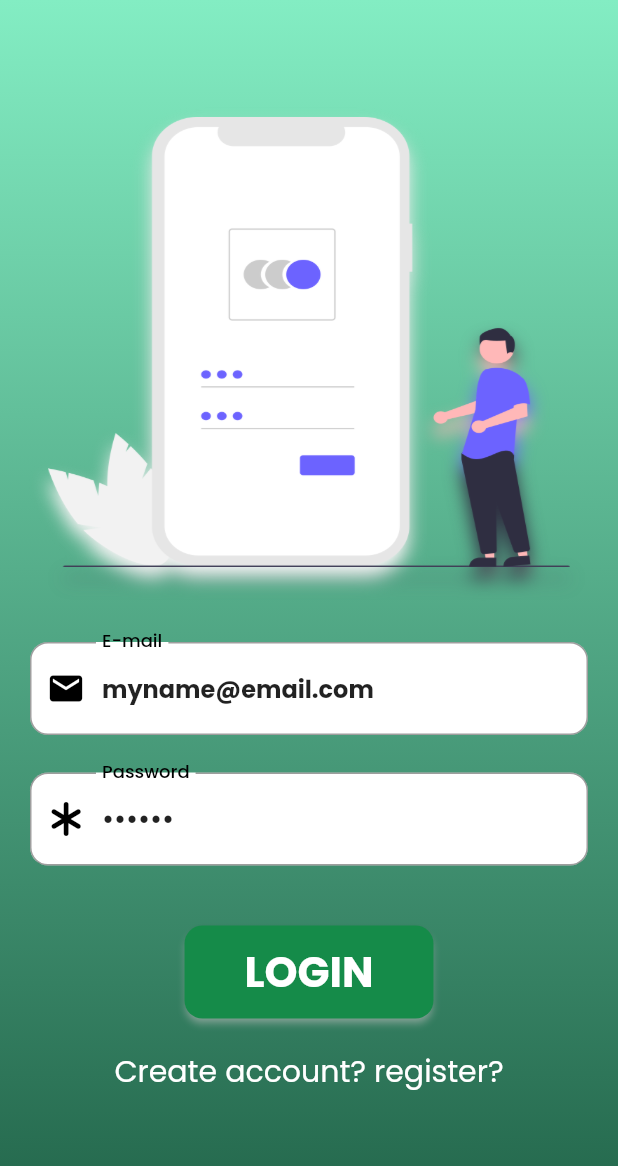
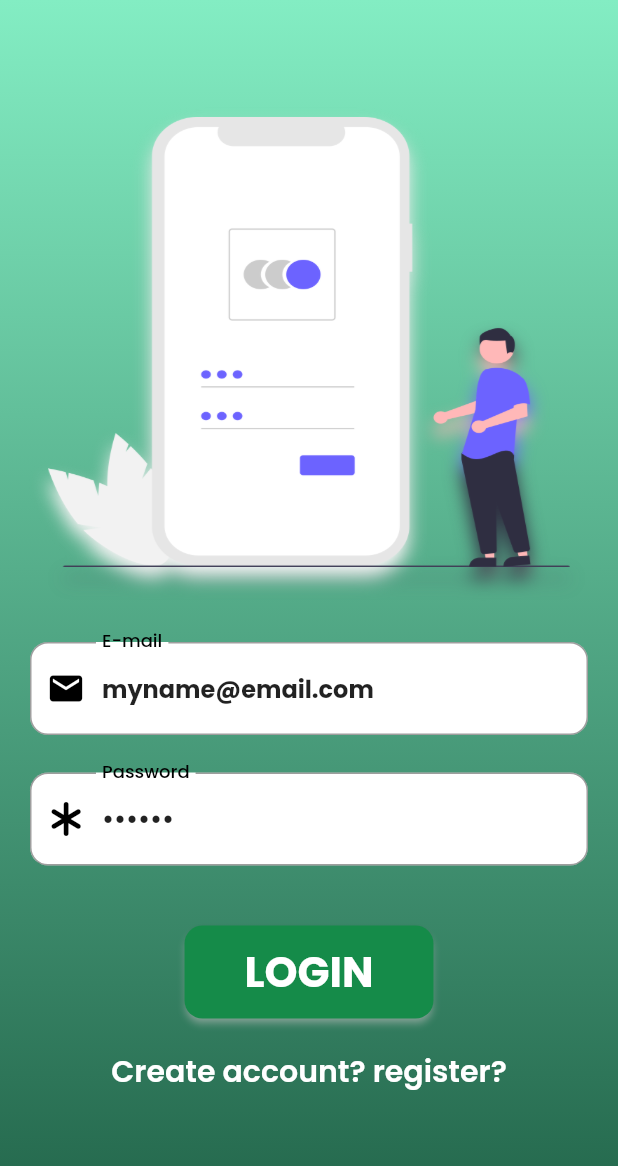
Before and after one commit to Ronnildo/shopList, a Flutter app: the screen it shows after launch, after a tap on "LOGIN", on a phone screen of 412 x 824 dp. Shown: the top 1166 px of the screen. Run offline on Flutter 3.47's test engine with Material 2 defaults, Android fonts, the phone set to English and light mode, and no system bars; drawn by our look-alikes of drop_shadow; our stand-ins replace device_info, dio, font_awesome_flutter, responsive_builder; missing offline and left inert: splash_screen_view; network calls fail.

Commit message:
Adding style to screens

```diff
--- a/lib/app/core/theme_app.dart
+++ b/lib/app/core/theme_app.dart
@@ -18,33 +18,46 @@ class TemaApp {
   );
 
   static const TextTheme _temaTexto = TextTheme(
+    headline1: TextStyle(
+      // Estilo para Título Fora AppBar
+      fontSize: 60,
+      fontWeight: FontWeight.w700,
+      color: Colors.black,
+      fontFamily: "Poppins",
+    ),
     headline2: TextStyle(
-      fontSize: 60,
-      fontWeight: FontWeight.w900,
+      // Estilo de Título dentro da AppBar
+      fontSize: 40,
+      fontWeight: FontWeight.w700,
       color: Colors.black,
       fontFamily: "Poppins",
     ),
     headline3: TextStyle(
+      // Estilo Ppara título do Card
       fontSize: 40,
-      fontWeight: FontWeight.w800,
+      fontWeight: FontWeight.w700,
       fontFamily: "Poppins",
       color: Color(0xFFA6BAB2),
     ),
     headline4: TextStyle(
+      // Estilo para o subtitilo
       fontSize: 34,
       fontWeight: FontWeight.w700,
       fontFamily: "Poppins",
       color: Colors.black,
     ),
     headline5: TextStyle(
+      // Estilo para categoria do card na main
       fontSize: 28,
       fontWeight: FontWeight.w600,
       fontFamily: "Poppins",
       color: Color(0xFFA6BAB2),
     ),
     headline6: TextStyle(
+      // Estilo para link texto
       fontSize: 20,
-      fontWeight: FontWeight.w500,
+      color: Colors.white,
+      fontWeight: FontWeight.w600,
     ),
     bodyText1: TextStyle(
       fontSize: 40,
@@ -53,6 +66,7 @@ class TemaApp {
       fontFamily: "Poppins",
     ),
     subtitle2: TextStyle(
+      // Estilo de título do popUp
       fontSize: 40,
       fontWeight: FontWeight.w700,
       fontFamily: "Poppins",
@@ -64,15 +78,18 @@ class TemaApp {
       fontFamily: "Poppins",
     ),
     button: TextStyle(
+      // Estilo texto do botão
       fontSize: 28,
       fontWeight: FontWeight.w700,
       color: Colors.white,
       fontFamily: "Poppins",
     ),
     overline: TextStyle(
-      fontSize: 10,
+      // Estilo do texto
+      fontSize: 20,
       fontWeight: FontWeight.w200,
       fontFamily: "Poppins",
+      color: Colors.white,
     ),
   );
 
--- a/lib/app/interface/home_screen/home_screen.dart
+++ b/lib/app/interface/home_screen/home_screen.dart
@@ -52,7 +52,7 @@ class _HomeScreenState extends State<HomeScreen> {
                 children: [
                   Text(
                     'ShopList',
-                    style: Theme.of(context).textTheme.headline2,
+                    style: Theme.of(context).textTheme.headline1,
                   ),
                   const Icon(
                     Icons.calendar_month,
@@ -63,7 +63,7 @@ class _HomeScreenState extends State<HomeScreen> {
               ),
               Text(
                 'Your personal shopping organizer',
-                style: Theme.of(context).textTheme.subtitle1,
+                style: Theme.of(context).textTheme.headline4,
               ),
               const DropShadow(
                 blurRadius: 5,
--- a/lib/app/interface/login_screen/login_screen.dart
+++ b/lib/app/interface/login_screen/login_screen.dart
@@ -99,12 +99,9 @@ class _LoginScreeenState extends State<LoginScreen> {
                   padding: const EdgeInsets.only(top: 20.0),
                   child: GestureDetector(
                     onTap: _register,
-                    child: const Text(
+                    child: Text(
                       "Create account? register?",
-                      style: TextStyle(
-                        color: Colors.white,
-                        fontSize: 20,
-                      ),
+                      style: Theme.of(context).textTheme.headline6,
                     ),
                   ),
                 )
--- a/lib/app/interface/main_screen/main_screen.dart
+++ b/lib/app/interface/main_screen/main_screen.dart
@@ -137,7 +137,7 @@ class _MainScreenLandspaceState extends State<MainScreenLandspace> {
       appBar: AppBar(
         title: Text(
           'Listas De Compra',
-          style: Theme.of(context).textTheme.headline1,
+          style: Theme.of(context).textTheme.headline2,
         ),
         leading: Icon(Icons.abc),
         backgroundColor: const Color(0xFF4A9777),
--- a/lib/app/interface/main_screen/popup_list.dart
+++ b/lib/app/interface/main_screen/popup_list.dart
@@ -105,6 +105,9 @@ class _PopUpInsertListState extends State<PopUpInsertList> {
               keyboardType: TextInputType.text,
               decoration: const InputDecoration(
                 labelText: 'Mês',
+                labelStyle: TextStyle(
+                  fontSize: 20,
+                ),
                 border: OutlineInputBorder(),
                 fillColor: Color(0xFFA6BAB2),
                 focusColor: Color(0xFF44AA99),
--- a/lib/app/interface/register_screen/register_screen.dart
+++ b/lib/app/interface/register_screen/register_screen.dart
@@ -121,12 +121,9 @@ class _RegiterScreenState extends State<RegisterScreen> {
                       ),
                       GestureDetector(
                         onTap: _register,
-                        child: const Text(
+                        child: Text(
                           "login?",
-                          style: TextStyle(
-                            color: Colors.white,
-                            fontSize: 20,
-                          ),
+                          style: Theme.of(context).textTheme.headline6,
                         ),
                       ),
                     ],
--- a/lib/main.dart
+++ b/lib/main.dart
@@ -1,6 +1,7 @@
 import 'package:flutter/material.dart';
 
 import 'package:shoplist/app/core/theme_app.dart';
+import 'package:shoplist/app/interface/home_screen/home_screen.dart';
 
 import 'app/interface/splash_screen.dart';
 
@@ -17,7 +18,7 @@ class MyApp extends StatelessWidget {
     return MaterialApp(
       debugShowCheckedModeBanner: false,
       title: 'Organizador de Compras',
-      home: const InitialScreen(),
+      home: const HomeScreen(),
       // routes: {},
       theme: TemaApp.tema,
     );
```
